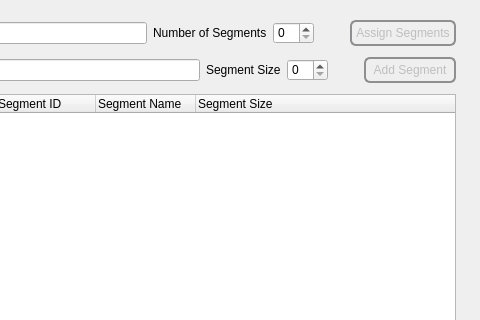
First picture: the form in GUI/MemoryAllocationGUI/processesinputform.ui, repository lameesemad1996/MemoryAllocation, before the edit; both pictures show x 325 to 805 and y 0 to 320 of the 805 by 579 pixel window.
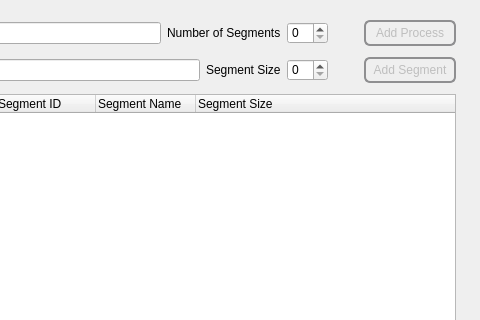
Second picture: the form after the edit.

The edit to the form file:
```diff
--- a/GUI/MemoryAllocationGUI/processesinputform.ui
+++ b/GUI/MemoryAllocationGUI/processesinputform.ui
@@ -114,7 +114,7 @@
 </string>
           </property>
           <property name="text">
-           <string>Assign Segments</string>
+           <string>Add Process</string>
           </property>
          </widget>
         </item>
```
